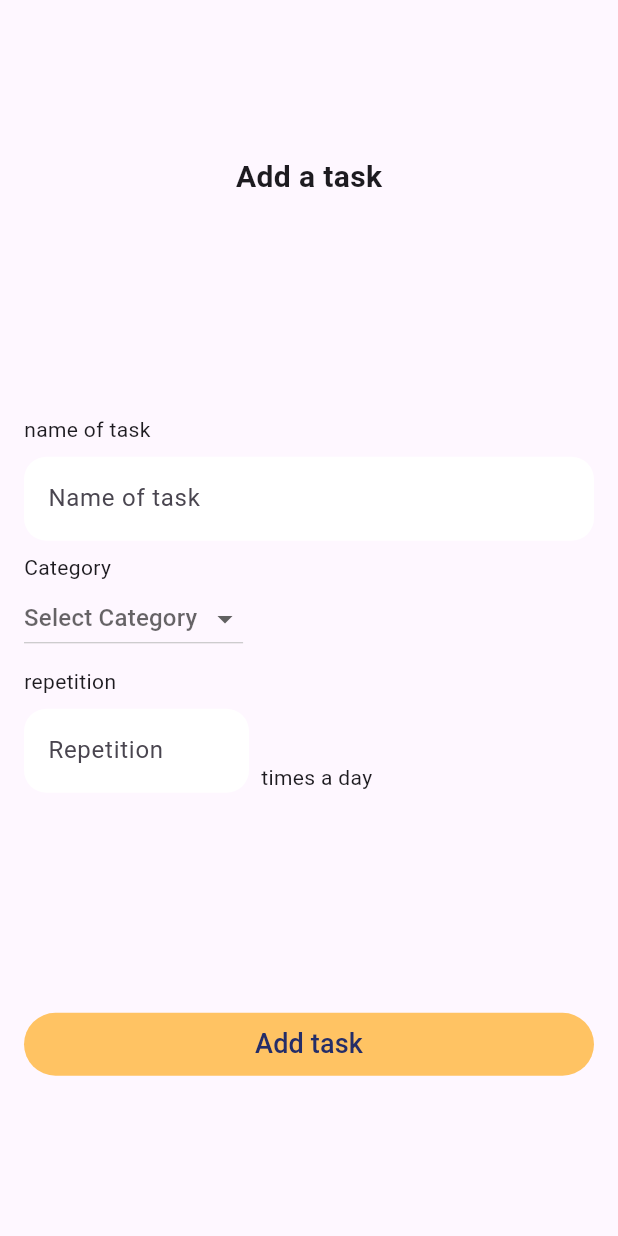
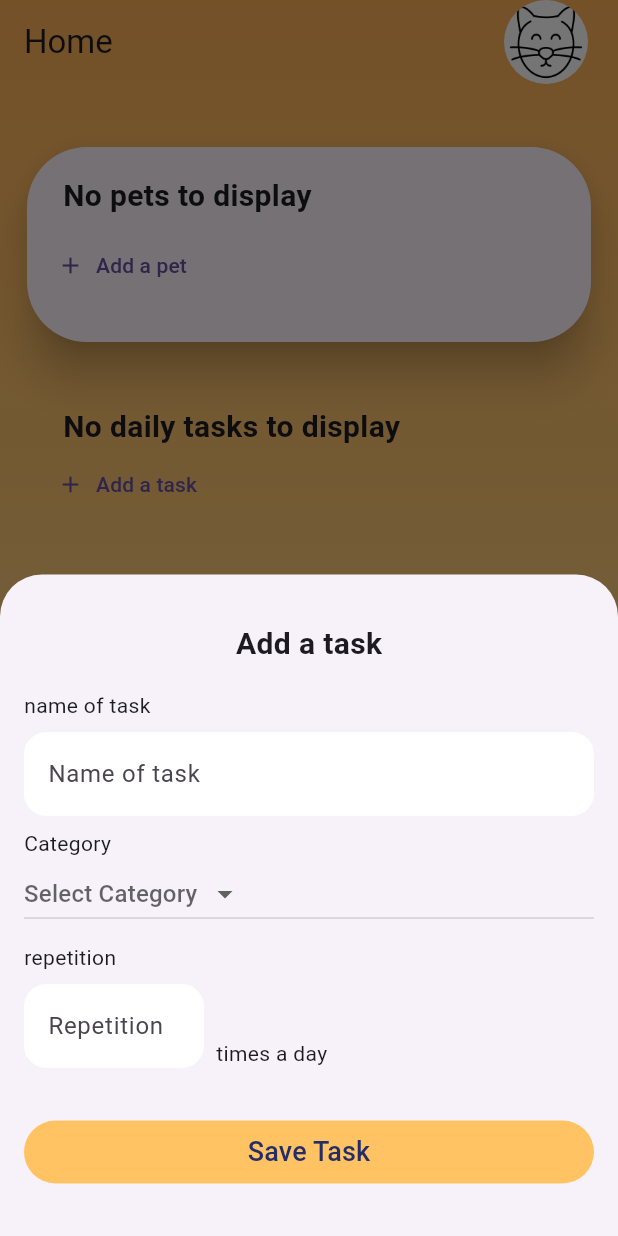
Before and after one commit to ammitrevska/PetPalHealth, a Flutter app: the screen it shows after launch, after a tap on "Login", after a tap on "Add a task", on a phone screen of 412 x 824 dp. Run offline on Flutter 3.47's test engine with Material 3 defaults, Android fonts, the phone set to English and light mode, and no system bars; our stand-ins replace image_picker.

Commit message:
add tasks

```diff
--- a/lib/constants.dart
+++ b/lib/constants.dart
@@ -1,10 +1,9 @@
 import 'package:flutter/material.dart';
 import 'package:petpal_health/screens/add_pet_screen.dart';
-import 'package:petpal_health/screens/add_task_screen.dart';
 import 'package:petpal_health/screens/login_screen.dart';
 import 'package:petpal_health/screens/map_screen.dart';
 import 'package:petpal_health/screens/notifications_screen.dart';
-import 'package:petpal_health/screens/setup_screen.dart';
+import 'package:petpal_health/screens/home_screen.dart';
 import 'package:petpal_health/screens/sign_up_screen.dart';
 import 'package:petpal_health/screens/tips_screen.dart';
 
@@ -14,9 +13,8 @@ const kTextColor = Color(0xFF242D68);
 class Pages {
   static String loginScreen = '$LoginScreen';
   static String signupScreen = '$SignUpScreen';
-  static String setUpScreen = '$SetupScreen';
+  static String setUpScreen = '$HomeScreen';
   static String addPetScreen = '$AddPetScreen';
-  static String addTaskScreen = '$AddTaskScreen';
   static String mapScreen = '$MapScreen';
   static String notificationsScreen = '$NotificationsScreen';
   static String tipsScreen = '$TipsScreen';
--- a/lib/main.dart
+++ b/lib/main.dart
@@ -1,12 +1,12 @@
 import 'package:flutter/material.dart';
 import 'package:petpal_health/constants.dart';
 import 'package:petpal_health/provider/pet_provider.dart';
+import 'package:petpal_health/provider/task_provider.dart';
 import 'package:petpal_health/screens/add_pet_screen.dart';
-import 'package:petpal_health/screens/add_task_screen.dart';
 import 'package:petpal_health/screens/login_screen.dart';
 import 'package:petpal_health/screens/map_screen.dart';
 import 'package:petpal_health/screens/notifications_screen.dart';
-import 'package:petpal_health/screens/setup_screen.dart';
+import 'package:petpal_health/screens/home_screen.dart';
 import 'package:petpal_health/screens/sign_up_screen.dart';
 import 'package:petpal_health/screens/tips_screen.dart';
 import 'package:provider/provider.dart';
@@ -20,8 +20,11 @@ class PetPalHealth extends StatelessWidget {
 
   @override
   Widget build(BuildContext context) {
-    return ChangeNotifierProvider(
-      create: (_) => PetProvider(),
+    return MultiProvider(
+      providers: [
+        ChangeNotifierProvider(create: (_) => PetProvider()),
+        ChangeNotifierProvider(create: (_) => TaskProvider()),
+      ],
       child: MaterialApp(
         theme: ThemeData(
           scaffoldBackgroundColor: Colors.transparent,
@@ -34,9 +37,8 @@ class PetPalHealth extends StatelessWidget {
         routes: {
           Pages.loginScreen: (context) => const LoginScreen(),
           Pages.signupScreen: (context) => const SignUpScreen(),
-          Pages.setUpScreen: (context) => const SetupScreen(),
+          Pages.setUpScreen: (context) => const HomeScreen(),
           Pages.addPetScreen: (context) => const AddPetScreen(),
-          Pages.addTaskScreen: (context) => AddTaskScreen(),
           Pages.notificationsScreen: (context) => const NotificationsScreen(),
           Pages.mapScreen: (context) => const MapScreen(),
           Pages.tipsScreen: (context) => const TipsScreen(),
--- a/lib/provider/task_provider.dart
+++ b/lib/provider/task_provider.dart
@@ -1,13 +1,13 @@
 import 'package:flutter/material.dart';
 import 'package:petpal_health/models/task.dart';
 
-class TaskProvider extends ChangeNotifier {
-  Task? _task;
+class TaskProvider with ChangeNotifier {
+  List<Task> _tasks = [];
 
-  Task? get task => _task;
+  List<Task> get tasks => _tasks;
 
-  void setPet(Task pet) {
-    _task = task;
+  void addTask(Task task) {
+    _tasks.add(task);
     notifyListeners();
   }
 }
--- a/lib/screens/setup_screen.dart
+++ b/lib/screens/home_screen.dart
@@ -1,16 +1,19 @@
 import 'package:flutter/material.dart';
 import 'package:petpal_health/provider/pet_provider.dart';
+import 'package:petpal_health/provider/task_provider.dart';
+import 'package:petpal_health/widgets/add_task_bottomsheet.dart';
 import 'package:provider/provider.dart';
 import 'package:petpal_health/constants.dart';
 import 'package:petpal_health/widgets/bottom_nav_bar.dart';
 import 'package:petpal_health/widgets/gradient_background.dart';
 
-class SetupScreen extends StatelessWidget {
-  const SetupScreen({super.key});
+class HomeScreen extends StatelessWidget {
+  const HomeScreen({super.key});
 
   @override
   Widget build(BuildContext context) {
     final pet = Provider.of<PetProvider>(context).pet;
+    final tasks = Provider.of<TaskProvider>(context).tasks;
 
     return GradientBackground(
       child: Scaffold(
@@ -134,6 +137,7 @@ class SetupScreen extends StatelessWidget {
                 child: Column(
                   crossAxisAlignment: CrossAxisAlignment.start,
                   children: [
+                    if (tasks.isEmpty)
                       const Padding(
                         padding: EdgeInsets.symmetric(horizontal: 16.0),
                         child: Text(
@@ -143,10 +147,28 @@ class SetupScreen extends StatelessWidget {
                             fontWeight: FontWeight.bold,
                           ),
                         ),
+                      )
+                    else
+                      ...tasks.map(
+                        (task) => ListTile(
+                          title: Text(task.name),
+                          leading: Icon(
+                            task.category.icon,
+                            size: 50.0,
+                            color: Colors.black,
+                          ),
+                          subtitle: Text(
+                              '${task.category.name} - ${task.repetition} times / day'),
+                        ),
                       ),
                     TextButton.icon(
                       onPressed: () {
-                        Navigator.pushNamed(context, Pages.addTaskScreen);
+                        showModalBottomSheet(
+                          context: context,
+                          builder: (context) {
+                            return AddTaskBottomSheet();
+                          },
+                        );
                       },
                       label: const Text('Add a task'),
                       icon: const Icon(Icons.add),
--- a/lib/screens/add_task_screen.dart
+++ b/lib/widgets/add_task_bottomsheet.dart
@@ -1,27 +1,34 @@
 import 'package:flutter/material.dart';
 import 'package:petpal_health/constants.dart';
 import 'package:petpal_health/models/category.dart';
+import 'package:petpal_health/models/task.dart';
+import 'package:petpal_health/provider/task_provider.dart';
 import 'package:petpal_health/widgets/custom_input_field.dart';
 import 'package:petpal_health/widgets/task_category_dropdown.dart';
+import 'package:provider/provider.dart';
 
 // ignore: must_be_immutable
-class AddTaskScreen extends StatelessWidget {
-  AddTaskScreen({super.key});
+class AddTaskBottomSheet extends StatelessWidget {
+  AddTaskBottomSheet({
+    super.key,
+  });
 
-  final TextEditingController _taskNameController = TextEditingController();
-  final TextEditingController _repetitionController = TextEditingController();
-  Category? _selectedCategory;
+  Category? selectedCategory;
+
+  final _taskNameController = TextEditingController();
+  final _repetitionController = TextEditingController();
 
   @override
   Widget build(BuildContext context) {
-    return Material(
-      child: Padding(
+    return SingleChildScrollView(
+      child: Container(
         padding: const EdgeInsets.symmetric(
           horizontal: 16.0,
           vertical: 32.0,
         ),
         child: Column(
-          mainAxisAlignment: MainAxisAlignment.spaceAround,
+          mainAxisSize: MainAxisSize.min,
+          crossAxisAlignment: CrossAxisAlignment.center,
           children: [
             const Text(
               'Add a task',
@@ -30,6 +37,7 @@ class AddTaskScreen extends StatelessWidget {
                 fontWeight: FontWeight.bold,
               ),
             ),
+            const SizedBox(height: 16.0),
             Column(
               crossAxisAlignment: CrossAxisAlignment.start,
               children: [
@@ -43,10 +51,13 @@ class AddTaskScreen extends StatelessWidget {
                   height: 8.0,
                 ),
                 const Text('Category'),
-                TaskCategoryDropdown(
-                  onCategorySelected: (Category category) {
-                    _selectedCategory = category;
-                  },
+                SizedBox(
+                  width: double.infinity,
+                  child: TaskCategoryDropdown(
+                    onCategorySelected: (category) {
+                      selectedCategory = category;
+                    },
+                  ),
                 ),
                 const SizedBox(
                   height: 8.0,
@@ -55,37 +66,48 @@ class AddTaskScreen extends StatelessWidget {
                   crossAxisAlignment: CrossAxisAlignment.end,
                   children: [
                     SizedBox(
-                      width: 150.0,
+                      width: 120.0,
                       child: CustomInputField(
                         hintText: 'Repetition',
                         label: 'Repetition',
                         isPassword: false,
                         controller: _repetitionController,
+                        keyboardType: const TextInputType.numberWithOptions(
+                          decimal: true,
+                        ),
                       ),
                     ),
                     const SizedBox(
                       width: 8.0,
                     ),
-                    const Text('times a day'),
+                    const Align(
+                      alignment: Alignment.bottomLeft,
+                      child: Text('times a day'),
+                    ),
                   ],
                 ),
               ],
+            ),
+            const SizedBox(
+              height: 32.0,
             ),
             SizedBox(
               width: double.infinity,
               child: TextButton(
                 onPressed: () {
-                  final taskName = _taskNameController.text.trim();
                   final repetition =
-                      int.tryParse(_repetitionController.text.trim());
-                  if (taskName.isNotEmpty &&
-                      _selectedCategory != null &&
-                      repetition! > 0) {
+                      int.tryParse(_repetitionController.text) ?? 1;
+
+                  if (_taskNameController.text.isNotEmpty &&
+                      selectedCategory != null) {
+                    final newTask = Task(
+                      name: _taskNameController.text,
+                      category: selectedCategory!,
+                      repetition: repetition,
+                    );
+                    Provider.of<TaskProvider>(context, listen: false)
+                        .addTask(newTask);
                     Navigator.pop(context);
-                  } else {
-                    ScaffoldMessenger.of(context).showSnackBar(
-                      const SnackBar(content: Text('Please fill all fields!')),
-                    );
                   }
                 },
                 style: TextButton.styleFrom(
@@ -93,7 +115,7 @@ class AddTaskScreen extends StatelessWidget {
                   foregroundColor: kTextColor,
                 ),
                 child: const Text(
-                  'Add task',
+                  'Save Task',
                   style: TextStyle(fontSize: 18.0),
                 ),
               ),
--- a/lib/widgets/custom_input_field.dart
+++ b/lib/widgets/custom_input_field.dart
@@ -5,13 +5,16 @@ class CustomInputField extends StatefulWidget {
   final String hintText;
   final bool isPassword;
   final TextEditingController? controller;
+  final TextInputType? keyboardType;
 
-  const CustomInputField(
-      {super.key,
-      required this.label,
-      required this.hintText,
-      this.isPassword = false,
-      this.controller});
+  const CustomInputField({
+    super.key,
+    required this.label,
+    required this.hintText,
+    this.isPassword = false,
+    this.controller,
+    this.keyboardType,
+  });
 
   @override
   State<CustomInputField> createState() => _CustomInputFieldState();
@@ -28,6 +31,7 @@ class _CustomInputFieldState extends State<CustomInputField> {
         TextField(
           controller: widget.controller,
           obscureText: widget.isPassword,
+          keyboardType: widget.keyboardType,
           decoration: InputDecoration(
             hintText: widget.hintText,
             border: OutlineInputBorder(
--- a/lib/widgets/task_category_dropdown.dart
+++ b/lib/widgets/task_category_dropdown.dart
@@ -2,12 +2,16 @@ import 'package:flutter/material.dart';
 import 'package:petpal_health/constants.dart';
 import 'package:petpal_health/models/category.dart';
 
-// ignore: must_be_immutable
-class TaskCategoryDropdown extends StatelessWidget {
+class TaskCategoryDropdown extends StatefulWidget {
   final Function(Category) onCategorySelected;
 
-  TaskCategoryDropdown({required this.onCategorySelected, super.key});
+  const TaskCategoryDropdown({super.key, required this.onCategorySelected});
 
+  @override
+  State<TaskCategoryDropdown> createState() => _TaskCategoryDropdownState();
+}
+
+class _TaskCategoryDropdownState extends State<TaskCategoryDropdown> {
   Category? _selectedCategory;
 
   final List<Category> _categories = [
@@ -22,23 +26,14 @@ class TaskCategoryDropdown extends StatelessWidget {
     return DropdownButton<Category>(
       hint: const Text('Select Category'),
       value: _selectedCategory,
-      onChanged: (Category? newCategory) {
-        if (newCategory != null) {
-          onCategorySelected(newCategory);
+      onChanged: (value) {
+        setState(() {
+          _selectedCategory = value;
+        });
+        if (_selectedCategory != null) {
+          widget.onCategorySelected(_selectedCategory!);
         }
       },
-      // decoration: InputDecoration(
-      //   labelText: 'Category',
-      //   filled: true,
-      //   fillColor: Colors.white,
-      //   enabledBorder: OutlineInputBorder(
-      //     borderSide: const BorderSide(
-      //       color: Colors.transparent,
-      //       width: 0,
-      //     ),
-      //     borderRadius: BorderRadius.circular(15.0),
-      //   ),
-      // ),
       items: _categories.map((category) {
         return DropdownMenuItem<Category>(
           value: category,
```
Lines whose indentation alone changed are shown as unchanged.
